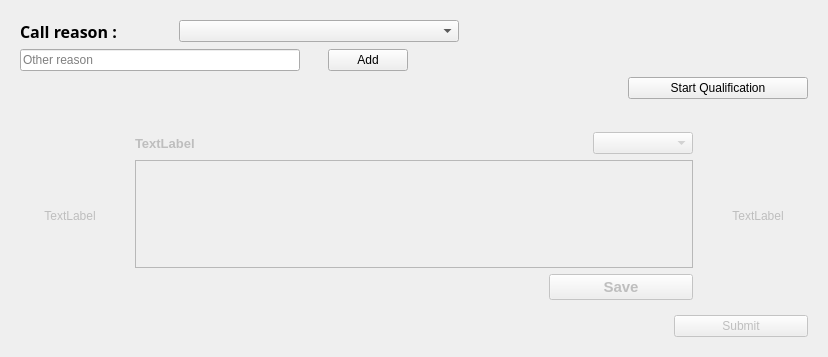
Old version of the form ui/newqalif.ui in the repository YassineBaghdadi/QM.
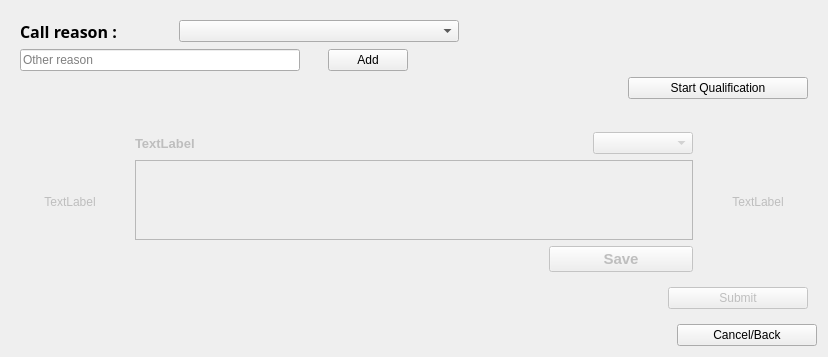
New version of the form.

Patch:
```diff
--- a/ui/newqalif.ui
+++ b/ui/newqalif.ui
@@ -326,7 +326,7 @@
          <widget class="QPushButton" name="submit">
           <property name="minimumSize">
            <size>
-            <width>134</width>
+            <width>140</width>
             <height>0</height>
            </size>
           </property>
@@ -340,6 +340,39 @@
      </layout>
     </widget>
    </item>
+   <item>
+    <layout class="QHBoxLayout" name="horizontalLayout_8">
+     <item>
+      <spacer name="horizontalSpacer_6">
+       <property name="orientation">
+        <enum>Qt::Horizontal</enum>
+       </property>
+       <property name="sizeHint" stdset="0">
+        <size>
+         <width>40</width>
+         <height>20</height>
+        </size>
+       </property>
+      </spacer>
+     </item>
+     <item>
+      <widget class="QPushButton" name="back">
+       <property name="enabled">
+        <bool>true</bool>
+       </property>
+       <property name="minimumSize">
+        <size>
+         <width>140</width>
+         <height>0</height>
+        </size>
+       </property>
+       <property name="text">
+        <string>Cancel/Back</string>
+       </property>
+      </widget>
+     </item>
+    </layout>
+   </item>
   </layout>
  </widget>
  <resources/>
```
